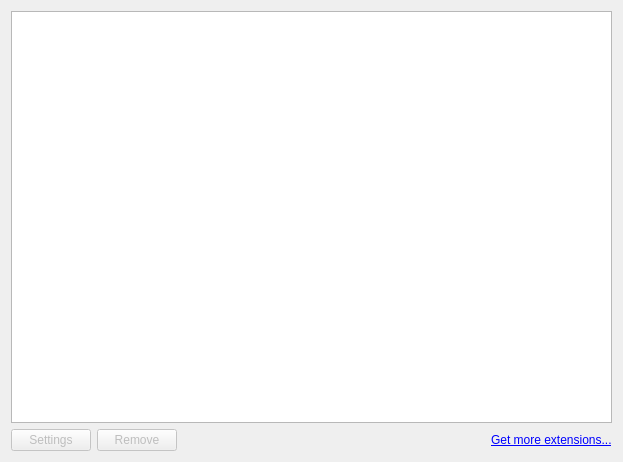
Before: the Qt Designer form src/lib/preferences/pluginslist.ui in KDE/falkon, drawn with Qt 5.
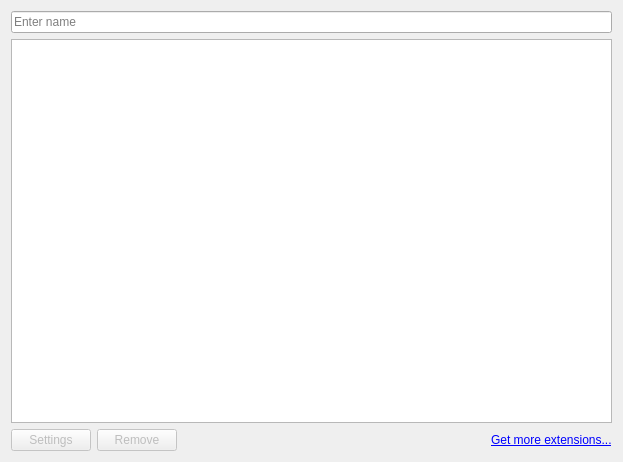
After: the same form once the commit is applied.

```diff
--- a/src/lib/preferences/pluginslist.ui
+++ b/src/lib/preferences/pluginslist.ui
@@ -11,6 +11,13 @@
    </rect>
   </property>
   <layout class="QVBoxLayout" name="verticalLayout">
+   <item>
+    <widget class="QLineEdit" name="search">
+     <property name="placeholderText">
+      <string>Enter name</string>
+     </property>
+    </widget>
+   </item>
    <item>
     <widget class="QListWidget" name="list">
      <property name="alternatingRowColors">
```
